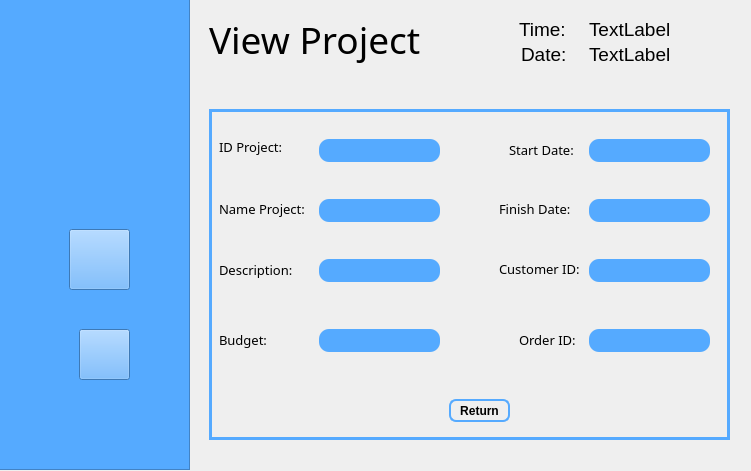
Old version of the form projects.ui in the repository KhairiSlimani/SmartFactory.
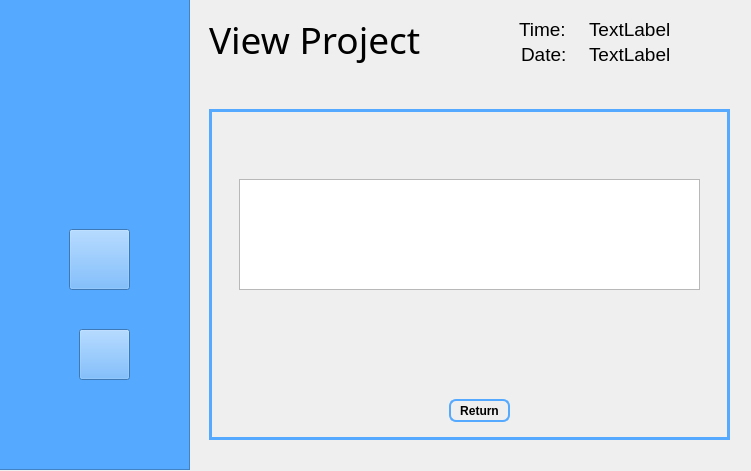
New version of the form. The open tabs and pages were chosen to show the change. Icons and pictures are not drawn.

Diff of the .ui file:
```diff
--- a/projects.ui
+++ b/projects.ui
@@ -978,150 +978,6 @@
      <property name="frameShadow">
       <enum>QFrame::Raised</enum>
      </property>
-     <widget class="QLineEdit" name="lineEdit_IDProjectOutput">
-      <property name="geometry">
-       <rect>
-        <x>110</x>
-        <y>30</y>
-        <width>121</width>
-        <height>23</height>
-       </rect>
-      </property>
-      <property name="styleSheet">
-       <string notr="true">padding: 1px;
-background: rgb(85,170,255);
-border-radius: 10px;</string>
-      </property>
-      <property name="readOnly">
-       <bool>true</bool>
-      </property>
-     </widget>
-     <widget class="QLineEdit" name="lineEdit_NameProjectOutPut">
-      <property name="geometry">
-       <rect>
-        <x>110</x>
-        <y>90</y>
-        <width>121</width>
-        <height>23</height>
-       </rect>
-      </property>
-      <property name="styleSheet">
-       <string notr="true">padding: 1px;
-background: rgb(85,170,255);
-border-radius: 10px;</string>
-      </property>
-      <property name="readOnly">
-       <bool>true</bool>
-      </property>
-     </widget>
-     <widget class="QLineEdit" name="lineEdit_DescriptionProjectOutput">
-      <property name="geometry">
-       <rect>
-        <x>110</x>
-        <y>150</y>
-        <width>121</width>
-        <height>23</height>
-       </rect>
-      </property>
-      <property name="styleSheet">
-       <string notr="true">padding: 1px;
-background: rgb(85,170,255);
-border-radius: 10px;</string>
-      </property>
-      <property name="readOnly">
-       <bool>true</bool>
-      </property>
-     </widget>
-     <widget class="QLineEdit" name="lineEdit_BudgetProjectOutput">
-      <property name="geometry">
-       <rect>
-        <x>110</x>
-        <y>220</y>
-        <width>121</width>
-        <height>23</height>
-       </rect>
-      </property>
-      <property name="styleSheet">
-       <string notr="true">padding: 1px;
-background: rgb(85,170,255);
-border-radius: 10px;</string>
-      </property>
-      <property name="readOnly">
-       <bool>true</bool>
-      </property>
-     </widget>
-     <widget class="QLineEdit" name="lineEdit_StartDateProjectOutput">
-      <property name="geometry">
-       <rect>
-        <x>380</x>
-        <y>30</y>
-        <width>121</width>
-        <height>23</height>
-       </rect>
-      </property>
-      <property name="styleSheet">
-       <string notr="true">padding: 1px;
-background: rgb(85,170,255);
-border-radius: 10px;</string>
-      </property>
-      <property name="readOnly">
-       <bool>true</bool>
-      </property>
-     </widget>
-     <widget class="QLineEdit" name="lineEdit_FinishDateProjectOutput">
-      <property name="geometry">
-       <rect>
-        <x>380</x>
-        <y>90</y>
-        <width>121</width>
-        <height>23</height>
-       </rect>
-      </property>
-      <property name="styleSheet">
-       <string notr="true">padding: 1px;
-background: rgb(85,170,255);
-border-radius: 10px;</string>
-      </property>
-      <property name="readOnly">
-       <bool>true</bool>
-      </property>
-     </widget>
-     <widget class="QLineEdit" name="lineEdit_CustomerIDProjectOutput">
-      <property name="geometry">
-       <rect>
-        <x>380</x>
-        <y>150</y>
-        <width>121</width>
-        <height>23</height>
-       </rect>
-      </property>
-      <property name="styleSheet">
-       <string notr="true">padding: 1px;
-background: rgb(85,170,255);
-border-radius: 10px;</string>
-      </property>
-      <property name="readOnly">
-       <bool>true</bool>
-      </property>
-     </widget>
-     <widget class="QLineEdit" name="lineEdit_OrderIDCustomerOutput">
-      <property name="geometry">
-       <rect>
-        <x>380</x>
-        <y>220</y>
-        <width>121</width>
-        <height>23</height>
-       </rect>
-      </property>
-      <property name="styleSheet">
-       <string notr="true">padding: 1px;
-background: rgb(85,170,255);
-border-radius: 10px;</string>
-      </property>
-      <property name="readOnly">
-       <bool>true</bool>
-      </property>
-     </widget>
      <widget class="QPushButton" name="pushButton_Return">
       <property name="geometry">
        <rect>
@@ -1162,156 +1018,14 @@
        <string>Return</string>
       </property>
      </widget>
-     <widget class="QLabel" name="label">
+     <widget class="QTableView" name="tableView">
       <property name="geometry">
        <rect>
-        <x>10</x>
-        <y>30</y>
-        <width>71</width>
-        <height>16</height>
+        <x>30</x>
+        <y>70</y>
+        <width>461</width>
+        <height>111</height>
        </rect>
-      </property>
-      <property name="font">
-       <font>
-        <family>Arial Rounded MT Bold</family>
-        <pointsize>10</pointsize>
-       </font>
-      </property>
-      <property name="text">
-       <string>ID Project:</string>
-      </property>
-     </widget>
-     <widget class="QLabel" name="label_5">
-      <property name="geometry">
-       <rect>
-        <x>10</x>
-        <y>92</y>
-        <width>91</width>
-        <height>16</height>
-       </rect>
-      </property>
-      <property name="font">
-       <font>
-        <family>Arial Rounded MT Bold</family>
-        <pointsize>10</pointsize>
-       </font>
-      </property>
-      <property name="text">
-       <string>Name Project:</string>
-      </property>
-     </widget>
-     <widget class="QLabel" name="label_6">
-      <property name="geometry">
-       <rect>
-        <x>10</x>
-        <y>150</y>
-        <width>81</width>
-        <height>21</height>
-       </rect>
-      </property>
-      <property name="font">
-       <font>
-        <family>Arial Rounded MT Bold</family>
-        <pointsize>10</pointsize>
-       </font>
-      </property>
-      <property name="text">
-       <string>Description:</string>
-      </property>
-     </widget>
-     <widget class="QLabel" name="label_10">
-      <property name="geometry">
-       <rect>
-        <x>10</x>
-        <y>223</y>
-        <width>51</width>
-        <height>16</height>
-       </rect>
-      </property>
-      <property name="font">
-       <font>
-        <family>Arial Rounded MT Bold</family>
-        <pointsize>10</pointsize>
-       </font>
-      </property>
-      <property name="text">
-       <string>Budget:</string>
-      </property>
-     </widget>
-     <widget class="QLabel" name="label_11">
-      <property name="geometry">
-       <rect>
-        <x>300</x>
-        <y>33</y>
-        <width>71</width>
-        <height>16</height>
-       </rect>
-      </property>
-      <property name="font">
-       <font>
-        <family>Arial Rounded MT Bold</family>
-        <pointsize>10</pointsize>
-       </font>
-      </property>
-      <property name="text">
-       <string>Start Date:</string>
-      </property>
-     </widget>
-     <widget class="QLabel" name="label_15">
-      <property name="geometry">
-       <rect>
-        <x>290</x>
-        <y>92</y>
-        <width>81</width>
-        <height>16</height>
-       </rect>
-      </property>
-      <property name="font">
-       <font>
-        <family>Arial Rounded MT Bold</family>
-        <pointsize>10</pointsize>
-       </font>
-      </property>
-      <property name="text">
-       <string>Finish Date:</string>
-      </property>
-     </widget>
-     <widget class="QLabel" name="label_16">
-      <property name="geometry">
-       <rect>
-        <x>290</x>
-        <y>152</y>
-        <width>101</width>
-        <height>16</height>
-       </rect>
-      </property>
-      <property name="font">
-       <font>
-        <family>Arial Rounded MT Bold</family>
-        <pointsize>10</pointsize>
-       </font>
-      </property>
-      <property name="text">
-       <string>Customer ID:</string>
-      </property>
-     </widget>
-     <widget class="QLabel" name="label_20">
-      <property name="geometry">
-       <rect>
-        <x>310</x>
-        <y>223</y>
-        <width>61</width>
-        <height>16</height>
-       </rect>
-      </property>
-      <property name="font">
-       <font>
-        <family>Arial Rounded MT Bold</family>
-        <pointsize>10</pointsize>
-       </font>
-      </property>
-      <property name="text">
-       <string>Order ID:</string>
       </property>
      </widget>
     </widget>
```
Left out of the diff: 2 changed lines with no effect on the pictures.
